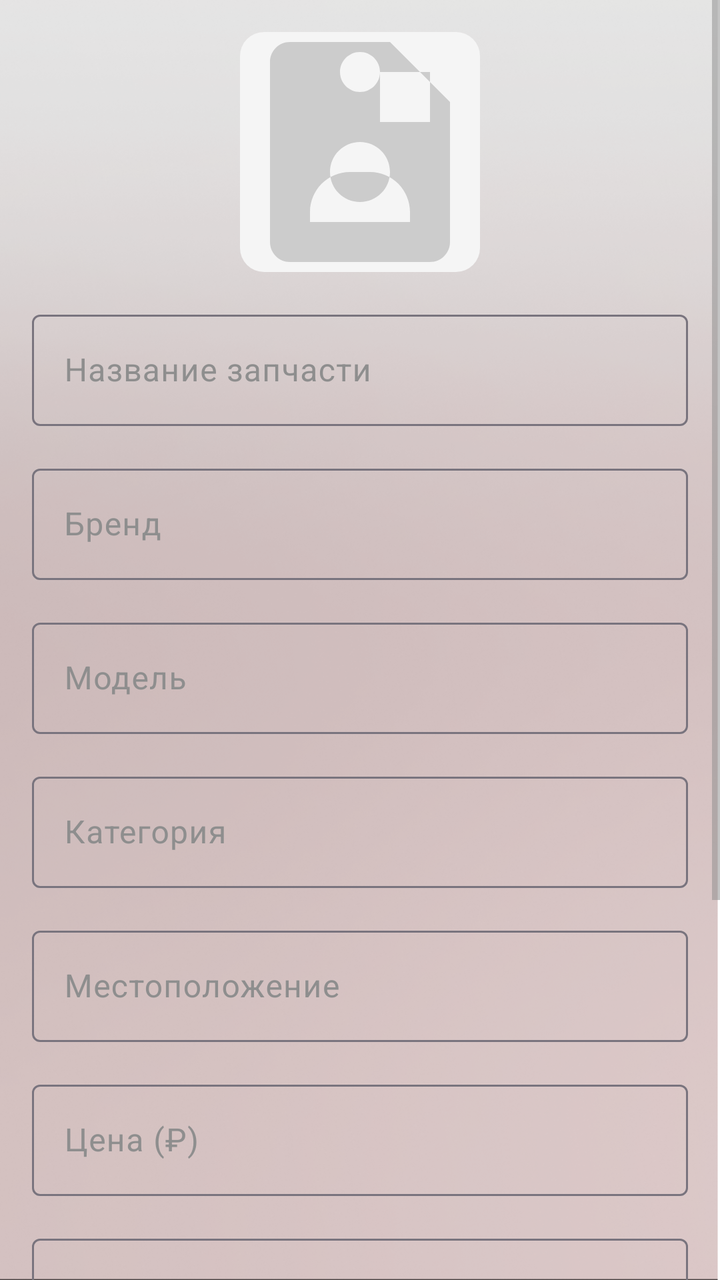
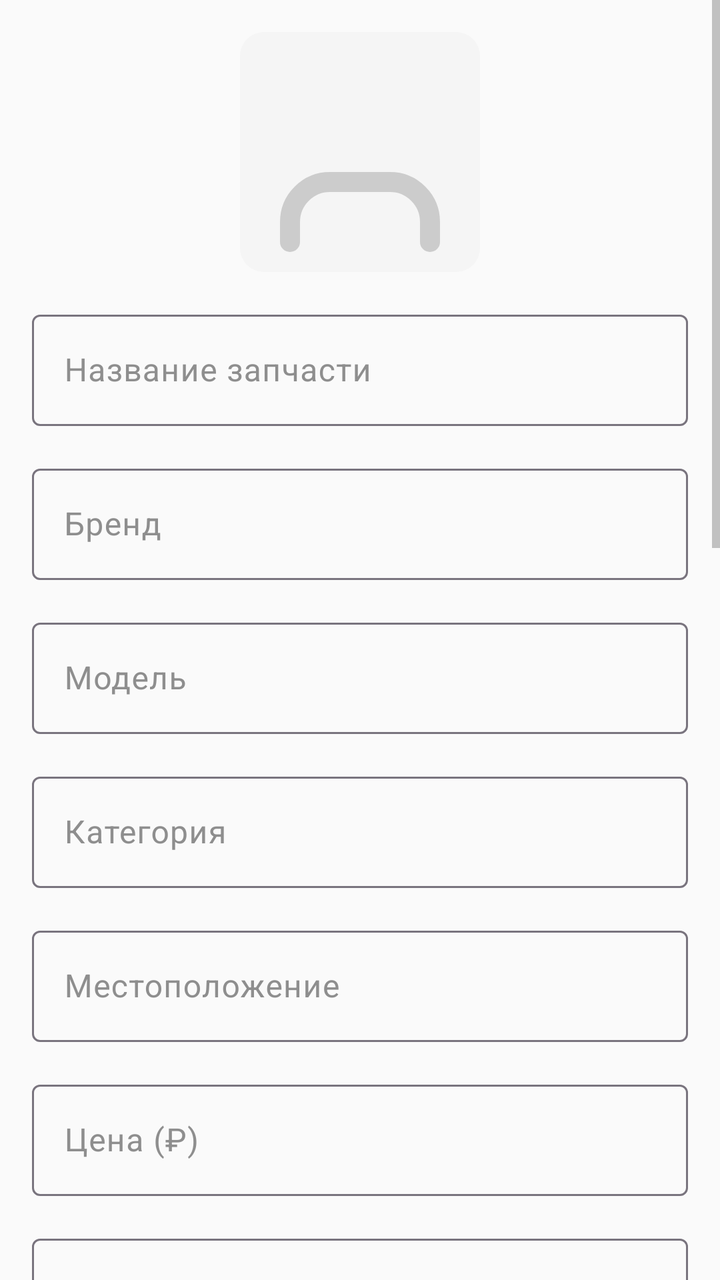

An Android layout rendered at two revisions. The XML below is the earlier revision; the diff shows what the commit changed to produce the second picture.
<!-- AndroidManifest.xml: application theme Theme.AvtoplanetaApp -->
<!-- res/layout/fragment_add_part.xml -->
<?xml version="1.0" encoding="utf-8"?>
<FrameLayout xmlns:android="http://schemas.android.com/apk/res/android"
    xmlns:app="http://schemas.android.com/apk/res-auto"
    android:layout_width="match_parent"
    android:layout_height="match_parent"
    android:background="@drawable/background_light"
    android:fitsSystemWindows="true">

    <ScrollView
        android:layout_width="match_parent"
        android:layout_height="match_parent">

        <LinearLayout
            android:layout_width="match_parent"
            android:layout_height="wrap_content"
            android:orientation="vertical"
            android:padding="16dp">

            
            <LinearLayout
                android:layout_width="match_parent"
                android:layout_height="wrap_content"
                android:orientation="vertical"
                android:layout_marginBottom="16dp">

                <ImageView
                    android:id="@+id/ivPartPhoto"
                    android:layout_width="120dp"
                    android:layout_height="120dp"
                    android:layout_gravity="center"
                    android:background="@drawable/rounded_image"
                    android:scaleType="centerCrop"
                    android:src="@drawable/ic_placeholder_part"
                    android:clickable="true"
                    android:focusable="true" />

            </LinearLayout>

            
            <com.google.android.material.textfield.TextInputLayout
                android:layout_width="match_parent"
                android:layout_height="wrap_content"
                android:layout_marginBottom="16dp"
                android:hint="Название запчасти"
                style="@style/Widget.Material3.TextInputLayout.OutlinedBox">

                <com.google.android.material.textfield.TextInputEditText
                    android:id="@+id/etPartName"
                    android:layout_width="match_parent"
                    android:layout_height="wrap_content"
                    android:inputType="text" />

            </com.google.android.material.textfield.TextInputLayout>

            <com.google.android.material.textfield.TextInputLayout
                android:layout_width="match_parent"
                android:layout_height="wrap_content"
                android:layout_marginBottom="16dp"
                android:hint="Бренд"
                style="@style/Widget.Material3.TextInputLayout.OutlinedBox">

                <com.google.android.material.textfield.TextInputEditText
                    android:id="@+id/etBrand"
                    android:layout_width="match_parent"
                    android:layout_height="wrap_content"
                    android:inputType="text" />

            </com.google.android.material.textfield.TextInputLayout>

            <com.google.android.material.textfield.TextInputLayout
                android:layout_width="match_parent"
                android:layout_height="wrap_content"
                android:layout_marginBottom="16dp"
                android:hint="Модель"
                style="@style/Widget.Material3.TextInputLayout.OutlinedBox">

                <com.google.android.material.textfield.TextInputEditText
                    android:id="@+id/etModel"
                    android:layout_width="match_parent"
                    android:layout_height="wrap_content"
                    android:inputType="text" />

            </com.google.android.material.textfield.TextInputLayout>

            <com.google.android.material.textfield.TextInputLayout
                android:layout_width="match_parent"
                android:layout_height="wrap_content"
                android:layout_marginBottom="16dp"
                android:hint="Категория"
                style="@style/Widget.Material3.TextInputLayout.OutlinedBox">

                <com.google.android.material.textfield.TextInputEditText
                    android:id="@+id/etCategory"
                    android:layout_width="match_parent"
                    android:layout_height="wrap_content"
                    android:inputType="text" />

            </com.google.android.material.textfield.TextInputLayout>

            <com.google.android.material.textfield.TextInputLayout
                android:layout_width="match_parent"
                android:layout_height="wrap_content"
                android:layout_marginBottom="16dp"
                android:hint="Местоположение"
                style="@style/Widget.Material3.TextInputLayout.OutlinedBox">

                <com.google.android.material.textfield.TextInputEditText
                    android:id="@+id/etLocation"
                    android:layout_width="match_parent"
                    android:layout_height="wrap_content"
                    android:inputType="text" />

            </com.google.android.material.textfield.TextInputLayout>

            <com.google.android.material.textfield.TextInputLayout
                android:layout_width="match_parent"
                android:layout_height="wrap_content"
                android:layout_marginBottom="16dp"
                android:hint="Цена (₽)"
                style="@style/Widget.Material3.TextInputLayout.OutlinedBox">

                <com.google.android.material.textfield.TextInputEditText
                    android:id="@+id/etPrice"
                    android:layout_width="match_parent"
                    android:layout_height="wrap_content"
                    android:inputType="numberDecimal" />

            </com.google.android.material.textfield.TextInputLayout>

            <com.google.android.material.textfield.TextInputLayout
                android:layout_width="match_parent"
                android:layout_height="wrap_content"
                android:layout_marginBottom="16dp"
                android:hint="Количество"
                style="@style/Widget.Material3.TextInputLayout.OutlinedBox">

                <com.google.android.material.textfield.TextInputEditText
                    android:id="@+id/etQuantity"
                    android:layout_width="match_parent"
                    android:layout_height="wrap_content"
                    android:inputType="number" />

            </com.google.android.material.textfield.TextInputLayout>

            <com.google.android.material.textfield.TextInputLayout
                android:layout_width="match_parent"
                android:layout_height="wrap_content"
                android:layout_marginBottom="24dp"
                android:hint="Описание"
                style="@style/Widget.Material3.TextInputLayout.OutlinedBox">

                <com.google.android.material.textfield.TextInputEditText
                    android:id="@+id/etDescription"
                    android:layout_width="match_parent"
                    android:layout_height="wrap_content"
                    android:inputType="textMultiLine"
                    android:minLines="3"
                    android:gravity="top" />

            </com.google.android.material.textfield.TextInputLayout>

            
            <LinearLayout
                android:layout_width="match_parent"
                android:layout_height="wrap_content"
                android:orientation="horizontal"
                android:layout_marginBottom="32dp"
                android:gravity="end">

                <com.google.android.material.button.MaterialButton
                    android:id="@+id/btnSave"
                    android:layout_width="wrap_content"
                    android:layout_height="wrap_content"
                    android:text="Сохранить"
                    android:textColor="@android:color/white"
                    android:backgroundTint="@color/accent"
                    style="@style/Widget.Material3.Button" />

            </LinearLayout>

        </LinearLayout>

    </ScrollView>

</FrameLayout>
<!-- resources referenced by this layout -->
<resources>
  <color name="accent">#F7F7F7</color>
  <!-- drawable background_light: png bitmap (drawable, 363423 bytes) -->
  <!-- drawable ic_placeholder_part (drawable) -->
  <vector xmlns:android="http://schemas.android.com/apk/res/android"
      android:width="120dp"
      android:height="120dp"
      android:viewportWidth="24"
      android:viewportHeight="24">
      <path
          android:fillColor="#CCCCCC"
          android:pathData="M12,2C13.1,2 14,2.9 14,4C14,5.1 13.1,6 12,6C10.9,6 10,5.1 10,4C10,2.9 10.9,2 12,2M21,9V7L15,1H5C3.89,1 3,1.89 3,3V21C3,22.11 3.89,23 5,23H19C20.11,23 21,22.11 21,21V9M19,9H14V4H19V9M12,11C13.66,11 15,12.34 15,14C15,15.66 13.66,17 12,17C10.34,17 9,15.66 9,14C9,12.34 10.34,11 12,11M7,19V18C7,15.79 8.79,14 11,14H13C15.21,14 17,15.79 17,18V19H7Z" />
  </vector>
  <!-- drawable rounded_image (drawable) -->
  <?xml version="1.0" encoding="utf-8"?>
  <shape xmlns:android="http://schemas.android.com/apk/res/android"
      android:shape="rectangle">
      <corners android:radius="12dp" />
      <solid android:color="#F5F5F5" />
  </shape>
  <style name="Theme.AvtoplanetaApp" parent="Base.Theme.AvtoplanetaApp" />
  <style name="Base.Theme.AvtoplanetaApp" parent="Theme.Material3.Light.NoActionBar">
  
          
          <item name="colorPrimary">@color/primary</item>
          <item name="colorPrimaryDark">@color/primary_dark</item>
          <item name="colorOnPrimary">@color/on_primary</item>
          <item name="colorSecondary">@color/accent</item>
          <item name="colorOnSecondary">@color/on_accent</item>
          <item name="colorSurface">@color/surface</item>
          <item name="colorOnSurface">@color/text_primary</item>
          <item name="colorSurfaceVariant">@color/surface_variant</item>
          <item name="colorOnSurfaceVariant">@color/text_secondary</item>
  
          
          <item name="android:colorBackground">@color/background</item>
          <item name="android:textColorPrimary">@color/text_primary</item>
          <item name="android:textColorSecondary">@color/text_secondary</item>
          <item name="android:textColorHint">@color/text_hint</item>
  
          
          <item name="android:statusBarColor">@android:color/transparent</item>
          <item name="android:windowLightStatusBar">true</item>
          <item name="android:windowTranslucentStatus">true</item>
          <item name="android:fitsSystemWindows">false</item>
  
      </style>
  <color name="primary">#343434</color>
  <color name="primary_dark">#252525</color>
  <color name="on_primary">#FCFCFC</color>
  <color name="on_accent">#252525</color>
  <color name="surface">#FFFFFF</color>
  <color name="text_primary">#252525</color>
  <color name="surface_variant">#F7F7F7</color>
  <color name="text_secondary">#8E8E8E</color>
  <color name="background">#FFFFFF</color>
  <color name="text_hint">#B4B4B4</color>
</resources>

<!-- the commit's change to res/layout/fragment_add_part.xml (unified diff, before → after) -->
@@ -160,6 +160,394 @@
             </com.google.android.material.textfield.TextInputLayout>
 
             
+            <com.google.android.material.textfield.TextInputLayout
+                android:layout_width="match_parent"
+                android:layout_height="wrap_content"
+                android:layout_marginBottom="16dp"
+                android:hint="VIN автомобиля"
+                style="@style/Widget.Material3.TextInputLayout.OutlinedBox">
+
+                <com.google.android.material.textfield.TextInputEditText
+                    android:id="@+id/etVin"
+                    android:layout_width="match_parent"
+                    android:layout_height="wrap_content"
+                    android:inputType="text" />
+
+            </com.google.android.material.textfield.TextInputLayout>
+
+            
+            <TextView
+                android:layout_width="match_parent"
+                android:layout_height="wrap_content"
+                android:text="Характеристики запчасти"
+                android:textStyle="bold"
+                android:textSize="16sp"
+                android:layout_marginBottom="16dp"
+                android:textColor="?attr/colorOnSurface" />
+
+            
+            <LinearLayout
+                android:layout_width="match_parent"
+                android:layout_height="wrap_content"
+                android:orientation="horizontal"
+                android:layout_marginBottom="16dp">
+
+                <com.google.android.material.textfield.TextInputLayout
+                    android:layout_width="0dp"
+                    android:layout_height="wrap_content"
+                    android:layout_weight="1"
+                    android:layout_marginEnd="8dp"
+                    android:hint="Производитель"
+                    style="@style/Widget.Material3.TextInputLayout.OutlinedBox">
+
+                    <com.google.android.material.textfield.TextInputEditText
+                        android:id="@+id/etManufacturer"
+                        android:layout_width="match_parent"
+                        android:layout_height="wrap_content"
+                        android:inputType="text" />
+
+                </com.google.android.material.textfield.TextInputLayout>
+
+                <com.google.android.material.textfield.TextInputLayout
+                    android:layout_width="0dp"
+                    android:layout_height="wrap_content"
+                    android:layout_weight="1"
+                    android:layout_marginStart="8dp"
+                    android:hint="OEM код"
+                    style="@style/Widget.Material3.TextInputLayout.OutlinedBox">
+
+                    <com.google.android.material.textfield.TextInputEditText
+                        android:id="@+id/etOemCode"
+                        android:layout_width="match_parent"
+                        android:layout_height="wrap_content"
+                        android:inputType="text" />
+
+                </com.google.android.material.textfield.TextInputLayout>
+
+            </LinearLayout>
+
+            
+            <LinearLayout
+                android:layout_width="match_parent"
+                android:layout_height="wrap_content"
+                android:orientation="horizontal"
+                android:layout_marginBottom="16dp">
+
+                <com.google.android.material.textfield.TextInputLayout
+                    android:layout_width="0dp"
+                    android:layout_height="wrap_content"
+                    android:layout_weight="1"
+                    android:layout_marginEnd="8dp"
+                    android:hint="Цвет"
+                    style="@style/Widget.Material3.TextInputLayout.OutlinedBox">
+
+                    <com.google.android.material.textfield.TextInputEditText
+                        android:id="@+id/etColor"
+                        android:layout_width="match_parent"
+                        android:layout_height="wrap_content"
+                        android:inputType="text" />
+
+                </com.google.android.material.textfield.TextInputLayout>
+
+                <com.google.android.material.textfield.TextInputLayout
+                    android:layout_width="0dp"
+                    android:layout_height="wrap_content"
+                    android:layout_weight="1"
+                    android:layout_marginStart="8dp"
+                    android:hint="Состояние"
+                    style="@style/Widget.Material3.TextInputLayout.OutlinedBox">
+
+                    <com.google.android.material.textfield.TextInputEditText
+                        android:id="@+id/etCondition"
+                        android:layout_width="match_parent"
+                        android:layout_height="wrap_content"
+                        android:inputType="text" />
+
+                </com.google.android.material.textfield.TextInputLayout>
+
+            </LinearLayout>
+
+            
+            <LinearLayout
+                android:layout_width="match_parent"
+                android:layout_height="wrap_content"
+                android:orientation="horizontal"
+                android:layout_marginBottom="16dp">
+
+                <com.google.android.material.textfield.TextInputLayout
+                    android:layout_width="0dp"
+                    android:layout_height="wrap_content"
+                    android:layout_weight="1"
+                    android:layout_marginEnd="8dp"
+                    android:hint="Трансмиссия"
+                    style="@style/Widget.Material3.TextInputLayout.OutlinedBox">
+
+                    <com.google.android.material.textfield.TextInputEditText
+                        android:id="@+id/etTransmission"
+                        android:layout_width="match_parent"
+                        android:layout_height="wrap_content"
+                        android:inputType="text" />
+
+                </com.google.android.material.textfield.TextInputLayout>
+
+                <com.google.android.material.textfield.TextInputLayout
+                    android:layout_width="0dp"
+                    android:layout_height="wrap_content"
+                    android:layout_weight="1"
+                    android:layout_marginStart="8dp"
+                    android:hint="Привод"
+                    style="@style/Widget.Material3.TextInputLayout.OutlinedBox">
+
+                    <com.google.android.material.textfield.TextInputEditText
+                        android:id="@+id/etDrive"
+                        android:layout_width="match_parent"
+                        android:layout_height="wrap_content"
+                        android:inputType="text" />
+
+                </com.google.android.material.textfield.TextInputLayout>
+
+            </LinearLayout>
+
+            
+            <LinearLayout
+                android:layout_width="match_parent"
+                android:layout_height="wrap_content"
+                android:orientation="horizontal"
+                android:layout_marginBottom="16dp">
+
+                <com.google.android.material.textfield.TextInputLayout
+                    android:layout_width="0dp"
+                    android:layout_height="wrap_content"
+                    android:layout_weight="1"
+                    android:layout_marginEnd="8dp"
+                    android:hint="Перед/Зад"
+                    style="@style/Widget.Material3.TextInputLayout.OutlinedBox">
+
+                    <com.google.android.material.textfield.TextInputEditText
+                        android:id="@+id/etFrontRear"
+                        android:layout_width="match_parent"
+                        android:layout_height="wrap_content"
+                        android:inputType="text" />
+
+                </com.google.android.material.textfield.TextInputLayout>
+
+                <com.google.android.material.textfield.TextInputLayout
+                    android:layout_width="0dp"
+                    android:layout_height="wrap_content"
+                    android:layout_weight="1"
+                    android:layout_marginStart="8dp"
+                    android:hint="Право/Лево"
+                    style="@style/Widget.Material3.TextInputLayout.OutlinedBox">
+
+                    <com.google.android.material.textfield.TextInputEditText
+                        android:id="@+id/etLeftRight"
+                        android:layout_width="match_parent"
+                        android:layout_height="wrap_content"
+                        android:inputType="text" />
+
+                </com.google.android.material.textfield.TextInputLayout>
+
+            </LinearLayout>
+
+            
+            <LinearLayout
+                android:layout_width="match_parent"
+                android:layout_height="wrap_content"
+                android:orientation="horizontal"
+                android:layout_marginBottom="16dp">
+
+                <com.google.android.material.textfield.TextInputLayout
+                    android:layout_width="0dp"
+                    android:layout_height="wrap_content"
+                    android:layout_weight="1"
+                    android:layout_marginEnd="8dp"
+                    android:hint="Код поставщика"
+                    style="@style/Widget.Material3.TextInputLayout.OutlinedBox">
+
+                    <com.google.android.material.textfield.TextInputEditText
+                        android:id="@+id/etSupplierCode"
+                        android:layout_width="match_parent"
+                        android:layout_height="wrap_content"
+                        android:inputType="text" />
+
+                </com.google.android.material.textfield.TextInputLayout>
+
+                <com.google.android.material.textfield.TextInputLayout
+                    android:layout_width="0dp"
+                    android:layout_height="wrap_content"
+                    android:layout_weight="1"
+                    android:layout_marginStart="8dp"
+                    android:hint="Дефект"
+                    style="@style/Widget.Material3.TextInputLayout.OutlinedBox">
+
+                    <com.google.android.material.textfield.TextInputEditText
+                        android:id="@+id/etDefect"
+                        android:layout_width="match_parent"
+                        android:layout_height="wrap_content"
+                        android:inputType="text" />
+
+                </com.google.android.material.textfield.TextInputLayout>
+
+            </LinearLayout>
+
+            
+            <com.google.android.material.textfield.TextInputLayout
+                android:layout_width="match_parent"
+                android:layout_height="wrap_content"
+                android:layout_marginBottom="24dp"
+                android:hint="Процент износа (%)"
+                style="@style/Widget.Material3.TextInputLayout.OutlinedBox">
+
+                <com.google.android.material.textfield.TextInputEditText
+                    android:id="@+id/etWearPercentage"
+                    android:layout_width="match_parent"
+                    android:layout_height="wrap_content"
+                    android:inputType="numberDecimal" />
+
+            </com.google.android.material.textfield.TextInputLayout>
+
+            
+            <TextView
+                android:id="@+id/tvTireSpecs"
+                android:layout_width="match_parent"
+                android:layout_height="wrap_content"
+                android:text="Характеристики шин"
+                android:textStyle="bold"
+                android:textSize="16sp"
+                android:layout_marginBottom="16dp"
+                android:textColor="?attr/colorOnSurface"
+                android:visibility="gone" />
+
+            
+            <LinearLayout
+                android:id="@+id/llTireRow1"
+                android:layout_width="match_parent"
+                android:layout_height="wrap_content"
+                android:orientation="horizontal"
+                android:layout_marginBottom="16dp"
+                android:visibility="gone">
+
+                <com.google.android.material.textfield.TextInputLayout
+                    android:layout_width="0dp"
+                    android:layout_height="wrap_content"
+                    android:layout_weight="1"
+                    android:layout_marginEnd="8dp"
+                    android:hint="Сезон"
+                    style="@style/Widget.Material3.TextInputLayout.OutlinedBox">
+
+                    <com.google.android.material.textfield.TextInputEditText
+                        android:id="@+id/etSeason"
+                        android:layout_width="match_parent"
+                        android:layout_height="wrap_content"
+                        android:inputType="text" />
+
+                </com.google.android.material.textfield.TextInputLayout>
+
+                <com.google.android.material.textfield.TextInputLayout
+                    android:layout_width="0dp"
+                    android:layout_height="wrap_content"
+                    android:layout_weight="1"
+                    android:layout_marginStart="8dp"
+                    android:hint="Диаметр"
+                    style="@style/Widget.Material3.TextInputLayout.OutlinedBox">
+
+                    <com.google.android.material.textfield.TextInputEditText
+                        android:id="@+id/etDiameter"
+                        android:layout_width="match_parent"
+                        android:layout_height="wrap_content"
+                        android:inputType="text" />
+
+                </com.google.android.material.textfield.TextInputLayout>
+
+            </LinearLayout>
+
+            
+            <LinearLayout
+                android:id="@+id/llTireRow2"
+                android:layout_width="match_parent"
+                android:layout_height="wrap_content"
+                android:orientation="horizontal"
+                android:layout_marginBottom="16dp"
+                android:visibility="gone">
+
+                <com.google.android.material.textfield.TextInputLayout
+                    android:layout_width="0dp"
+                    android:layout_height="wrap_content"
+                    android:layout_weight="1"
+                    android:layout_marginEnd="8dp"
+                    android:hint="Ширина"
+                    style="@style/Widget.Material3.TextInputLayout.OutlinedBox">
+
+                    <com.google.android.material.textfield.TextInputEditText
+                        android:id="@+id/etWidth"
+                        android:layout_width="match_parent"
+                        android:layout_height="wrap_content"
+                        android:inputType="text" />
+
+                </com.google.android.material.textfield.TextInputLayout>
+
+                <com.google.android.material.textfield.TextInputLayout
+                    android:layout_width="0dp"
+                    android:layout_height="wrap_content"
+                    android:layout_weight="1"
+                    android:layout_marginStart="8dp"
+                    android:hint="Профиль"
+                    style="@style/Widget.Material3.TextInputLayout.OutlinedBox">
+
+                    <com.google.android.material.textfield.TextInputEditText
+                        android:id="@+id/etProfile"
+                        android:layout_width="match_parent"
+                        android:layout_height="wrap_content"
+                        android:inputType="text" />
+
+                </com.google.android.material.textfield.TextInputLayout>
+
+            </LinearLayout>
+
+            
+            <LinearLayout
+                android:id="@+id/llTireRow3"
+                android:layout_width="match_parent"
+                android:layout_height="wrap_content"
+                android:orientation="horizontal"
+                android:layout_marginBottom="24dp"
+                android:visibility="gone">
+
+                <com.google.android.material.textfield.TextInputLayout
+                    android:layout_width="0dp"
+                    android:layout_height="wrap_content"
+                    android:layout_weight="1"
+                    android:layout_marginEnd="8dp"
+                    android:hint="Модель шины"
+                    style="@style/Widget.Material3.TextInputLayout.OutlinedBox">
+
+                    <com.google.android.material.textfield.TextInputEditText
+                        android:id="@+id/etTireModel"
+                        android:layout_width="match_parent"
+                        android:layout_height="wrap_content"
+                        android:inputType="text" />
+
+                </com.google.android.material.textfield.TextInputLayout>
+
+                <com.google.android.material.textfield.TextInputLayout
+                    android:layout_width="0dp"
+                    android:layout_height="wrap_content"
+                    android:layout_weight="1"
+                    android:layout_marginStart="8dp"
+                    android:hint="Сверловка"
+                    style="@style/Widget.Material3.TextInputLayout.OutlinedBox">
+
+                    <com.google.android.material.textfield.TextInputEditText
+                        android:id="@+id/etDrilling"
+                        android:layout_width="match_parent"
+                        android:layout_height="wrap_content"
+                        android:inputType="text" />
+
+                </com.google.android.material.textfield.TextInputLayout>
+
+            </LinearLayout>
+
+            
             <LinearLayout
                 android:layout_width="match_parent"
                 android:layout_height="wrap_content"
<!-- resource entries referenced after the edit -->
@@ -1,7 +1,7 @@
 <!-- resources referenced by this layout -->
 <resources>
   <color name="accent">#F7F7F7</color>
-  <!-- drawable background_light: png bitmap (drawable, 363423 bytes) -->
+  <!-- drawable background_light: png bitmap (drawable, 362 bytes) -->
   <!-- drawable ic_placeholder_part (drawable) -->
   <vector xmlns:android="http://schemas.android.com/apk/res/android"
       android:width="120dp"
@@ -9,8 +9,21 @@
       android:viewportWidth="24"
       android:viewportHeight="24">
       <path
-          android:fillColor="#CCCCCC"
-          android:pathData="M12,2C13.1,2 14,2.9 14,4C14,5.1 13.1,6 12,6C10.9,6 10,5.1 10,4C10,2.9 10.9,2 12,2M21,9V7L15,1H5C3.89,1 3,1.89 3,3V21C3,22.11 3.89,23 5,23H19C20.11,23 21,22.11 21,21V9M19,9H14V4H19V9M12,11C13.66,11 15,12.34 15,14C15,15.66 13.66,17 12,17C10.34,17 9,15.66 9,14C9,12.34 10.34,11 12,11M7,19V18C7,15.79 8.79,14 11,14H13C15.21,14 17,15.79 17,18V19H7Z" />
+          android:pathData="M19 21v-2a4 4 0 0 0-4-4H9a4 4 0 0 0-4 4v2"
+          android:strokeWidth="2"
+          android:strokeColor="#CCCCCC"
+          android:strokeLineCap="round"
+          android:strokeLineJoin="round"
+          android:fill="none" />
+      <circle
+          cx="12"
+          cy="7"
+          r="4"
+          android:strokeWidth="2"
+          android:strokeColor="#CCCCCC"
+          android:strokeLineCap="round"
+          android:strokeLineJoin="round"
+          android:fill="none" />
   </vector>
   <!-- drawable rounded_image (drawable) -->
   <?xml version="1.0" encoding="utf-8"?>
@@ -54,7 +67,7 @@
   <color name="text_primary">#252525</color>
   <color name="surface_variant">#F7F7F7</color>
   <color name="text_secondary">#8E8E8E</color>
-  <color name="background">#FFFFFF</color>
+  <color name="background">#fafafa</color>
   <color name="text_hint">#B4B4B4</color>
 </resources>
 
